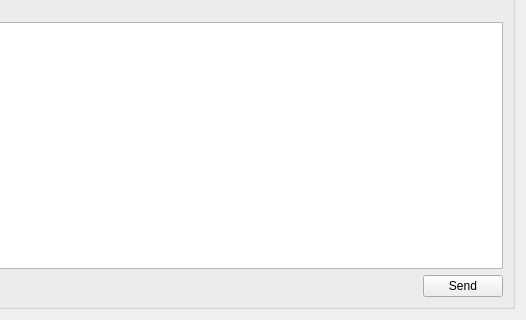
The window that online_wallet/forms/transactionwindow.ui (bmstu-iu8-2018-project/wallet) describes before a commit, drawn with Qt 5; both pictures show x 254 to 780 and y 380 to 700 of the 780 by 700 pixel window.
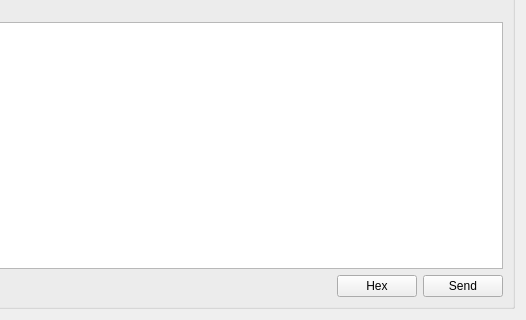
The same window after the commit.

The edit to the form file:
```diff
--- a/online_wallet/forms/transactionwindow.ui
+++ b/online_wallet/forms/transactionwindow.ui
@@ -13,13 +13,13 @@
   <property name="windowTitle">
    <string>Form</string>
   </property>
-  <layout class="QVBoxLayout" name="verticalLayout_2">
+  <layout class="QVBoxLayout" name="verticalLayout">
    <item>
     <widget class="QGroupBox" name="groupBox">
      <property name="title">
       <string>Veiw transactoin :</string>
      </property>
-     <layout class="QVBoxLayout" name="verticalLayout">
+     <layout class="QVBoxLayout" name="verticalLayout_2">
       <item>
        <widget class="QLabel" name="label_tx_id">
         <property name="text">
@@ -77,12 +77,26 @@
           </property>
          </widget>
         </item>
-        <item alignment="Qt::AlignRight">
+        <item>
+         <layout class="QHBoxLayout" name="horizontalLayout_3">
+          <property name="leftMargin">
+           <number>200</number>
+          </property>
+          <item>
+           <widget class="QPushButton" name="get_hex">
+            <property name="text">
+             <string>Hex</string>
+            </property>
+           </widget>
+          </item>
+          <item>
          <widget class="QPushButton" name="send">
           <property name="text">
            <string>Send</string>
           </property>
          </widget>
+          </item>
+         </layout>
         </item>
        </layout>
       </item>
```
Lines whose indentation alone changed are shown as unchanged.
